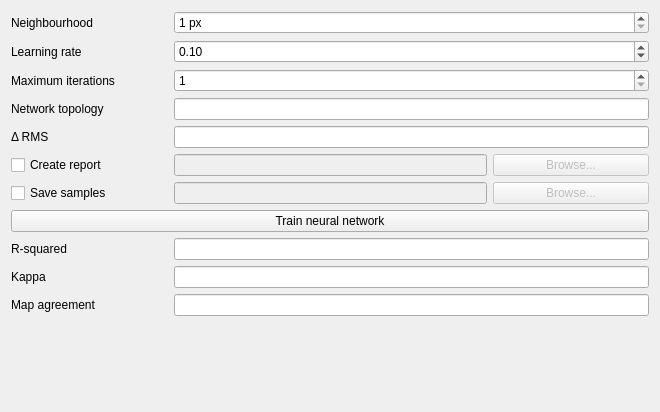
First picture: the form in ui/neuralnetworkwidgetbase.ui, repository nextgis/qgis_molusce, before the edit.
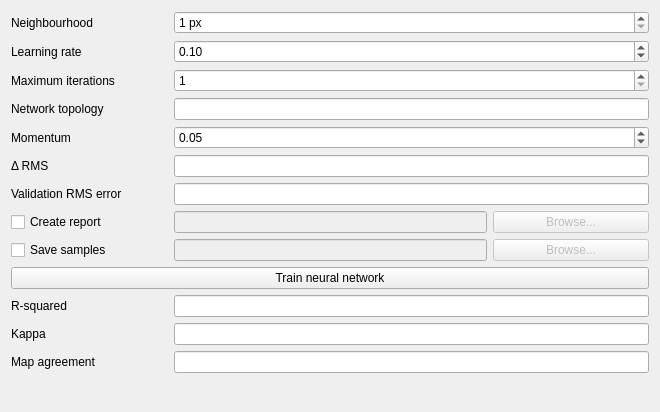
Second picture: the form after the edit.

The edit to the form file:
```diff
--- a/ui/neuralnetworkwidgetbase.ui
+++ b/ui/neuralnetworkwidgetbase.ui
@@ -16,7 +16,17 @@
   <layout class="QGridLayout" name="gridLayout_2">
    <item row="0" column="0">
     <layout class="QGridLayout" name="gridLayout">
-     <item row="10" column="1" colspan="3">
+     <item row="8" column="3">
+      <widget class="QPushButton" name="btnSelectSamples">
+       <property name="enabled">
+        <bool>false</bool>
+       </property>
+       <property name="text">
+        <string>Browse...</string>
+       </property>
+      </widget>
+     </item>
+     <item row="12" column="1" colspan="3">
       <widget class="QLineEdit" name="leMapAgreement"/>
      </item>
      <item row="0" column="1" colspan="3">
@@ -29,7 +39,7 @@
        </property>
       </widget>
      </item>
-     <item row="5" column="3">
+     <item row="7" column="3">
       <widget class="QPushButton" name="btnSelectReport">
        <property name="enabled">
         <bool>false</bool>
@@ -39,35 +49,35 @@
        </property>
       </widget>
      </item>
-     <item row="8" column="0">
+     <item row="10" column="0">
       <widget class="QLabel" name="label_6">
        <property name="text">
         <string>R-squared</string>
        </property>
       </widget>
      </item>
-     <item row="9" column="0">
+     <item row="11" column="0">
       <widget class="QLabel" name="label_7">
        <property name="text">
         <string>Kappa</string>
        </property>
       </widget>
      </item>
-     <item row="10" column="0">
+     <item row="12" column="0">
       <widget class="QLabel" name="label_8">
        <property name="text">
         <string>Map agreement</string>
        </property>
       </widget>
      </item>
-     <item row="7" column="0" colspan="4">
+     <item row="9" column="0" colspan="4">
       <widget class="QPushButton" name="btnTrainNetwork">
        <property name="text">
         <string>Train neural network</string>
        </property>
       </widget>
      </item>
-     <item row="9" column="1" colspan="3">
+     <item row="11" column="1" colspan="3">
       <widget class="QLineEdit" name="leKappa"/>
      </item>
      <item row="2" column="0">
@@ -87,7 +97,7 @@
        </property>
       </widget>
      </item>
-     <item row="8" column="1" colspan="3">
+     <item row="10" column="1" colspan="3">
       <widget class="QLineEdit" name="leRSquared"/>
      </item>
      <item row="1" column="1" colspan="3">
@@ -109,6 +119,13 @@
        </property>
       </widget>
      </item>
+     <item row="8" column="1" colspan="2">
+      <widget class="QLineEdit" name="leSamplesPath">
+       <property name="enabled">
+        <bool>false</bool>
+       </property>
+      </widget>
+     </item>
      <item row="0" column="0">
       <widget class="QLabel" name="label">
        <property name="text">
@@ -116,30 +133,13 @@
        </property>
       </widget>
      </item>
-     <item row="6" column="0">
+     <item row="8" column="0">
       <widget class="QCheckBox" name="chkSaveSamples">
        <property name="text">
         <string>Save samples</string>
        </property>
       </widget>
      </item>
-     <item row="6" column="1" colspan="2">
-      <widget class="QLineEdit" name="leSamplesPath">
-       <property name="enabled">
-        <bool>false</bool>
-       </property>
-      </widget>
-     </item>
-     <item row="6" column="3">
-      <widget class="QPushButton" name="btnSelectSamples">
-       <property name="enabled">
-        <bool>false</bool>
-       </property>
-       <property name="text">
-        <string>Browse...</string>
-       </property>
-      </widget>
-     </item>
      <item row="1" column="0">
       <widget class="QLabel" name="label_2">
        <property name="text">
@@ -147,14 +147,14 @@
        </property>
       </widget>
      </item>
-     <item row="5" column="0">
+     <item row="7" column="0">
       <widget class="QCheckBox" name="chkCreateReport">
        <property name="text">
         <string>Create report</string>
        </property>
       </widget>
      </item>
-     <item row="5" column="1" colspan="2">
+     <item row="7" column="1" colspan="2">
       <widget class="QLineEdit" name="leReportPath">
        <property name="enabled">
         <bool>false</bool>
@@ -171,15 +171,56 @@
        </property>
       </widget>
      </item>
-     <item row="4" column="0">
+     <item row="5" column="0">
       <widget class="QLabel" name="label_4">
        <property name="text">
         <string>Δ RMS</string>
        </property>
       </widget>
      </item>
+     <item row="5" column="1" colspan="3">
+      <widget class="QLineEdit" name="leDeltaRMS">
+       <property name="readOnly">
+        <bool>true</bool>
+       </property>
+      </widget>
+     </item>
+     <item row="4" column="0">
+      <widget class="QLabel" name="label_9">
+       <property name="text">
+        <string>Momentum</string>
+       </property>
+      </widget>
+     </item>
      <item row="4" column="1" colspan="3">
-      <widget class="QLineEdit" name="leDeltaRMS"/>
+      <widget class="QDoubleSpinBox" name="spnMomentum">
+       <property name="minimum">
+        <double>0.010000000000000</double>
+       </property>
+       <property name="maximum">
+        <double>1.000000000000000</double>
+       </property>
+       <property name="singleStep">
+        <double>0.010000000000000</double>
+       </property>
+       <property name="value">
+        <double>0.050000000000000</double>
+       </property>
+      </widget>
+     </item>
+     <item row="6" column="0">
+      <widget class="QLabel" name="label_10">
+       <property name="text">
+        <string>Validation RMS error</string>
+       </property>
+      </widget>
+     </item>
+     <item row="6" column="1" colspan="3">
+      <widget class="QLineEdit" name="leValidationError">
+       <property name="readOnly">
+        <bool>true</bool>
+       </property>
+      </widget>
      </item>
     </layout>
    </item>
```
Left out of the diff: 35 changed lines with no effect on the pictures.
